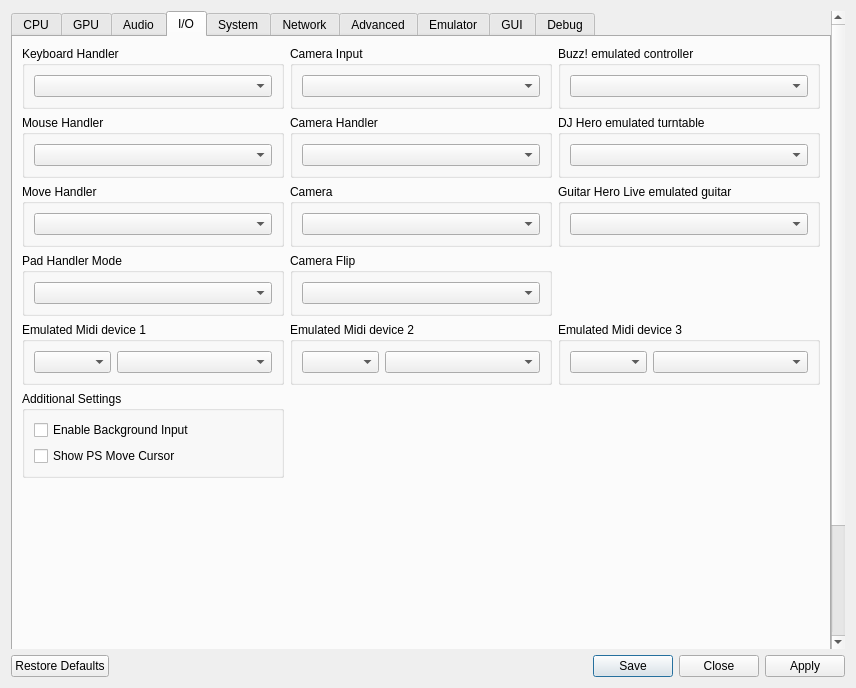
The window that rpcs3/rpcs3qt/settings_dialog.ui (DarkRTA/rpcs3) describes before a commit, drawn with Qt 5.
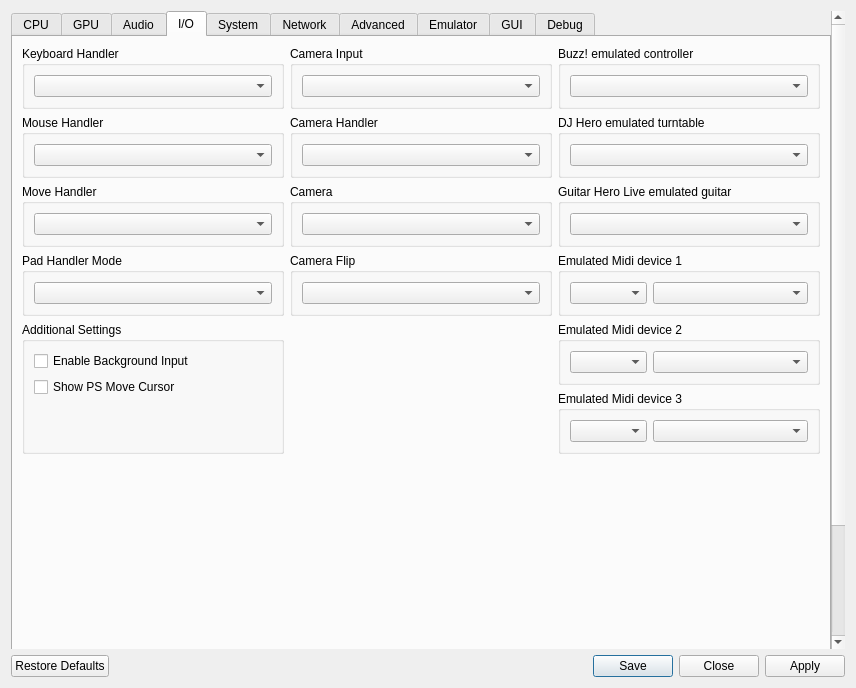
The same window after the commit. The open tabs and pages were chosen to show the change. Icons and pictures are not drawn.

Commit message: midi settings

What changed in the file:
```diff
--- a/rpcs3/rpcs3qt/settings_dialog.ui
+++ b/rpcs3/rpcs3qt/settings_dialog.ui
@@ -1613,7 +1613,7 @@
        </attribute>
        <layout class="QVBoxLayout" name="inputTab_layout">
         <item>
-         <layout class="QGridLayout" name="ioGridLayout">
+         <layout class="QGridLayout" name="ioGridLayout" columnstretch="1,1,1">
           <item row="2" column="2">
            <widget class="QGroupBox" name="gb_ghltar_emulated">
             <property name="title">
@@ -1746,45 +1746,7 @@
             </layout>
            </widget>
           </item>
-          <item row="4" column="1">
-           <widget class="QGroupBox" name="gb_midi_2">
-            <property name="title">
-             <string>Emulated Midi device 2</string>
-            </property>
-            <layout class="QVBoxLayout" name="midLayout2">
-             <item>
-              <layout class="QHBoxLayout" name="midiHLayout2" stretch="1,2">
-               <item>
-                <widget class="QComboBox" name="midiTypeBox2"/>
-               </item>
-               <item>
-                <widget class="QComboBox" name="midiDeviceBox2"/>
-               </item>
-              </layout>
-             </item>
-            </layout>
-           </widget>
-          </item>
-          <item row="4" column="2">
-           <widget class="QGroupBox" name="gb_midi_3">
-            <property name="title">
-             <string>Emulated Midi device 3</string>
-            </property>
-            <layout class="QVBoxLayout" name="midLayout3">
-             <item>
-              <layout class="QHBoxLayout" name="midiHLayout3" stretch="1,2">
-               <item>
-                <widget class="QComboBox" name="midiTypeBox3"/>
-               </item>
-               <item>
-                <widget class="QComboBox" name="midiDeviceBox3"/>
-               </item>
-              </layout>
-             </item>
-            </layout>
-           </widget>
-          </item>
-          <item row="4" column="0">
+          <item row="3" column="2">
            <widget class="QGroupBox" name="gb_midi_1">
             <property name="title">
              <string>Emulated Midi device 1</string>
@@ -1803,7 +1765,45 @@
             </layout>
            </widget>
           </item>
-          <item row="6" column="0">
+          <item row="6" column="2">
+           <widget class="QGroupBox" name="gb_midi_3">
+            <property name="title">
+             <string>Emulated Midi device 3</string>
+            </property>
+            <layout class="QVBoxLayout" name="midLayout3">
+             <item>
+              <layout class="QHBoxLayout" name="midiHLayout3" stretch="1,2">
+               <item>
+                <widget class="QComboBox" name="midiTypeBox3"/>
+               </item>
+               <item>
+                <widget class="QComboBox" name="midiDeviceBox3"/>
+               </item>
+              </layout>
+             </item>
+            </layout>
+           </widget>
+          </item>
+          <item row="5" column="2">
+           <widget class="QGroupBox" name="gb_midi_2">
+            <property name="title">
+             <string>Emulated Midi device 2</string>
+            </property>
+            <layout class="QVBoxLayout" name="midLayout2">
+             <item>
+              <layout class="QHBoxLayout" name="midiHLayout2" stretch="1,2">
+               <item>
+                <widget class="QComboBox" name="midiTypeBox2"/>
+               </item>
+               <item>
+                <widget class="QComboBox" name="midiDeviceBox2"/>
+               </item>
+              </layout>
+             </item>
+            </layout>
+           </widget>
+          </item>
+          <item row="5" column="0" rowspan="2">
            <widget class="QGroupBox" name="gb_additional_io_settings">
             <property name="title">
              <string>Additional Settings</string>
@@ -1823,6 +1823,22 @@
                </property>
               </widget>
              </item>
+             <item>
+              <spacer name="verticalSpacerIoAdditionalSettings">
+               <property name="orientation">
+                <enum>Qt::Vertical</enum>
+               </property>
+               <property name="sizeType">
+                <enum>QSizePolicy::MinimumExpanding</enum>
+               </property>
+               <property name="sizeHint" stdset="0">
+                <size>
+                 <width>0</width>
+                 <height>0</height>
+                </size>
+               </property>
+              </spacer>
+             </item>
             </layout>
            </widget>
           </item>
```
Left out of the diff: 6 changed lines with no effect on the pictures. The commit also changes 2 other files.
